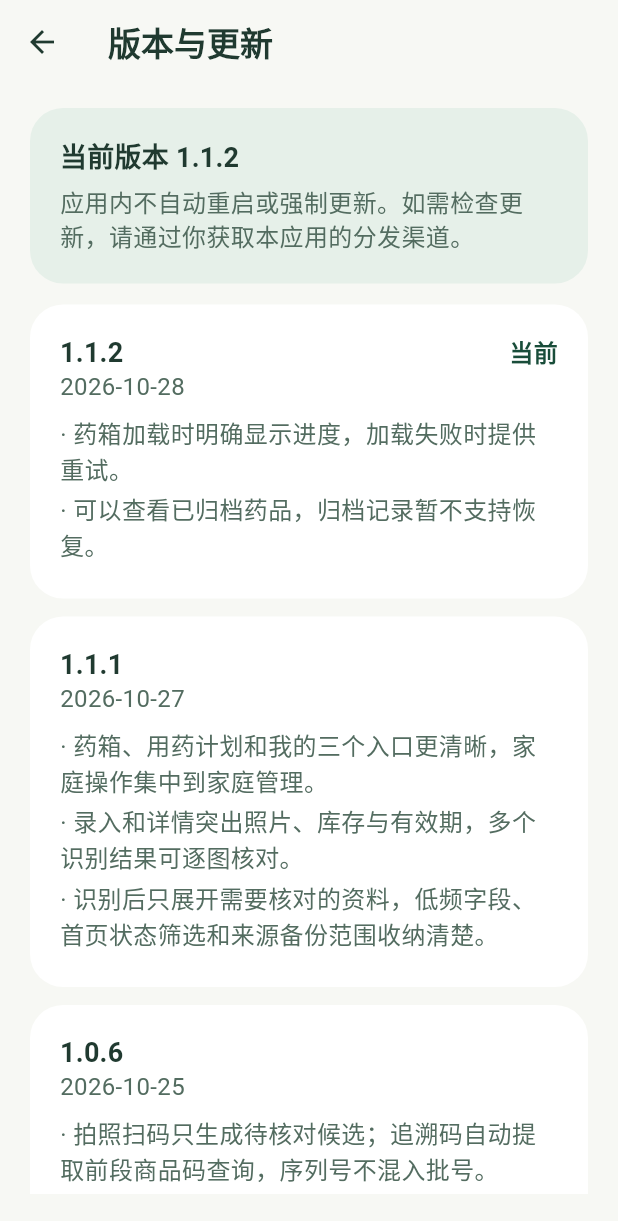
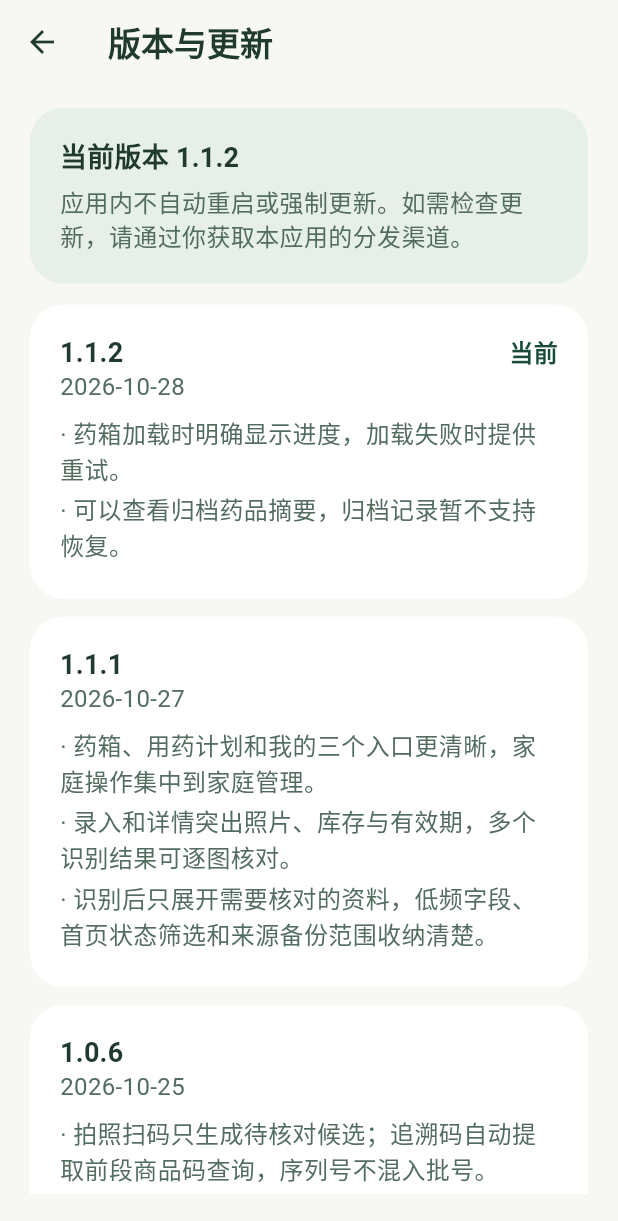
Before and after one commit to Jovifei/Medcial-box, a Flutter app: the ReleaseNotesPage screen opened directly, on a phone screen of 412 x 824 dp. Shown: the top 1221 px of the screen. Run offline on Flutter 3.47's test engine with Material 3 defaults, Android fonts, the phone set to English and light mode, and no system bars; our stand-ins replace file_picker, flutter_local_notifications, flutter_secure_storage, go_router, image_picker, pdf and 3 more; missing offline and left inert: google_mlkit_text_recognition, mobile_scanner; accounts and stored records are empty; Roboto replaces fonts that are missing (sans).

Commit message:
明确归档页面仅展示摘要

```diff
--- a/apps/flutter/lib/features/medicine/archived_medicines_page.dart
+++ b/apps/flutter/lib/features/medicine/archived_medicines_page.dart
@@ -125,7 +125,7 @@ class _ArchivedMedicinesPageState extends State<ArchivedMedicinesPage> {
         : ListView(
             padding: const EdgeInsets.all(16),
             children: [
-              const Text('归档资料仅供查看，暂不支持恢复到当前药箱。'),
+              const Text('此处展示归档摘要，暂不支持恢复到当前药箱。'),
               ..._items.map(
                 (item) => Card(
                   child: ExpansionTile(
--- a/apps/flutter/lib/features/medicine/medicine_detail_api_page.dart
+++ b/apps/flutter/lib/features/medicine/medicine_detail_api_page.dart
@@ -332,7 +332,7 @@ class _MedicineDetailApiPageState extends State<MedicineDetailApiPage> {
       context: context,
       builder: (dialogContext) => AlertDialog(
         title: const Text('归档这项药品？'),
-        content: Text('“${medicine.name}”将从当前药箱移至归档记录。可在药箱状态筛选中查看，暂不支持恢复到当前药箱。'),
+        content: Text('“${medicine.name}”将从当前药箱移至归档记录。可在药箱状态筛选中查看摘要，暂不支持恢复到当前药箱。'),
         actions: [
           TextButton(
             onPressed: () => Navigator.pop(dialogContext, false),
--- a/apps/flutter/lib/features/my/release_notes_page.dart
+++ b/apps/flutter/lib/features/my/release_notes_page.dart
@@ -23,7 +23,7 @@ const List<ReleaseNote> releaseNotes = [
     date: '2026-10-28',
     items: [
       '药箱加载时明确显示进度，加载失败时提供重试。',
-      '可以查看已归档药品，归档记录暂不支持恢复。',
+      '可以查看归档药品摘要，归档记录暂不支持恢复。',
     ],
   ),
   ReleaseNote(
```
